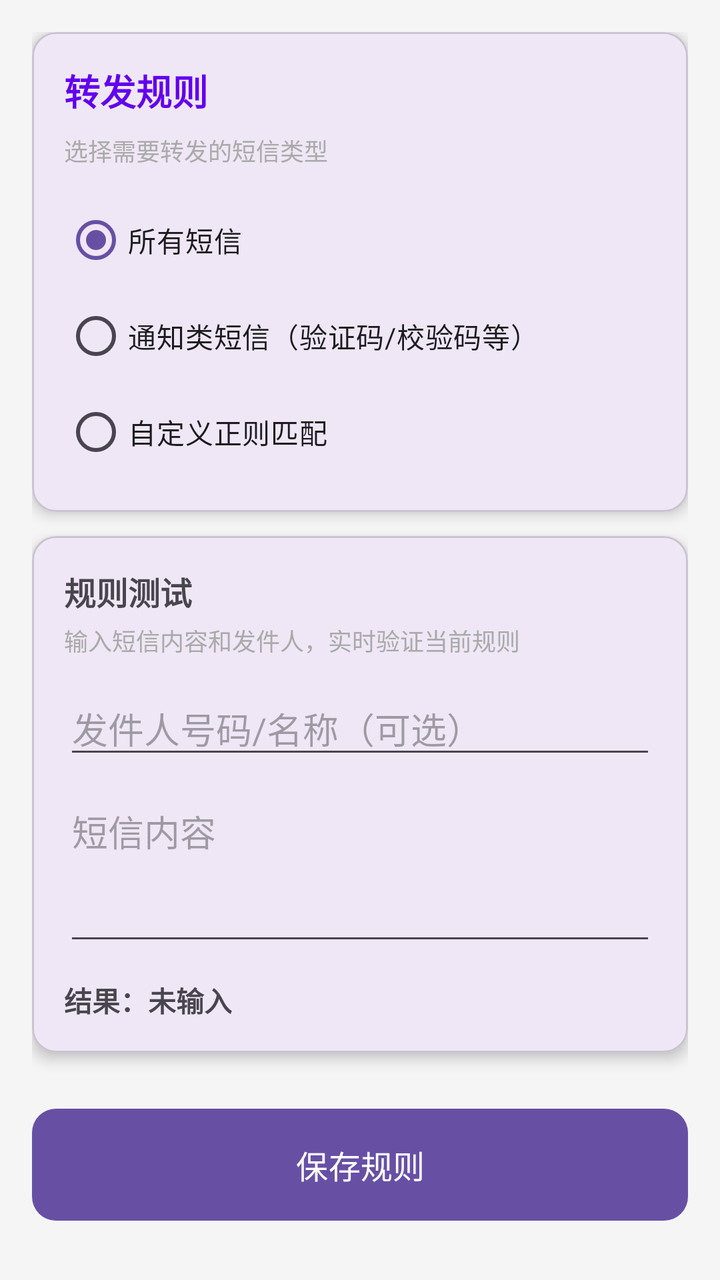
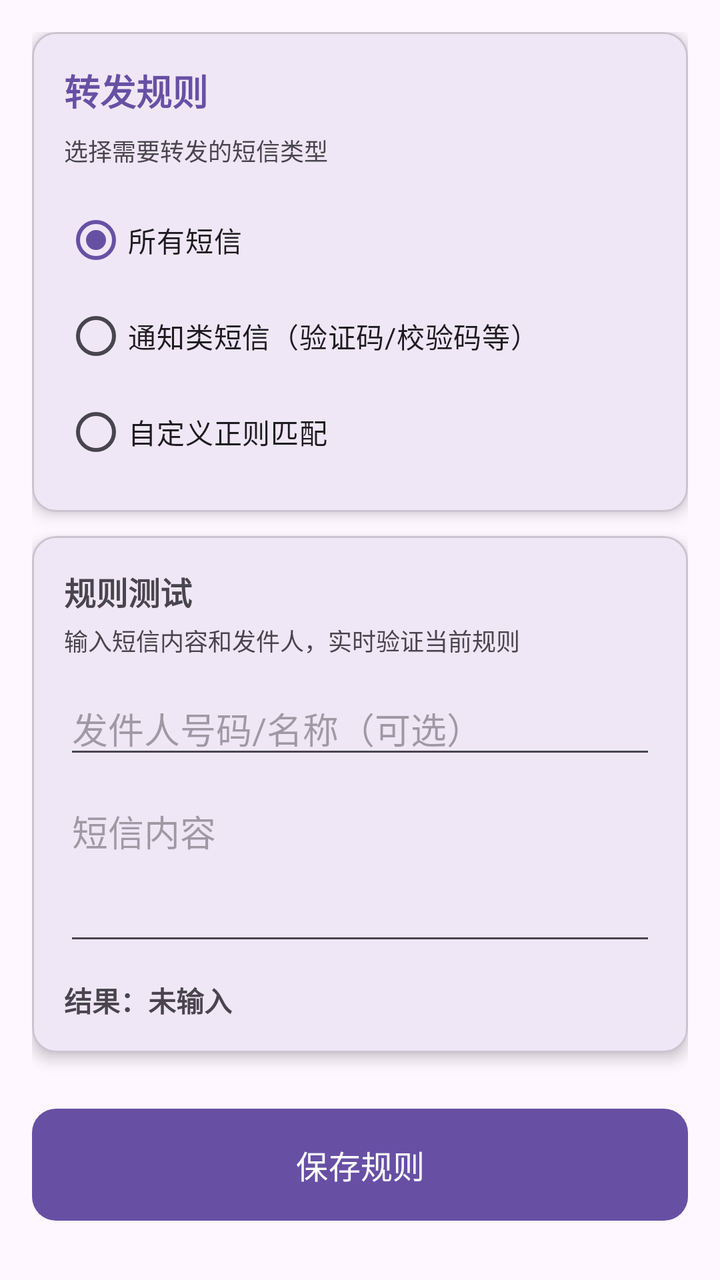

The first picture is an Android layout as it rendered before a commit; the second is the same layout after the commit. The layout source and the unified diff follow.
<!-- AndroidManifest.xml: application theme Theme.MessageToMail -->
<!-- res/layout/activity_filter_rule.xml -->
<?xml version="1.0" encoding="utf-8"?>
<ScrollView xmlns:android="http://schemas.android.com/apk/res/android"
    xmlns:app="http://schemas.android.com/apk/res-auto"
    android:layout_width="match_parent"
    android:layout_height="match_parent"
    android:fillViewport="true"
    android:background="#F5F5F5">

    <LinearLayout
        android:layout_width="match_parent"
        android:layout_height="wrap_content"
        android:orientation="vertical"
        android:padding="16dp">

        <com.google.android.material.card.MaterialCardView
            android:layout_width="match_parent"
            android:layout_height="wrap_content"
            app:cardCornerRadius="12dp"
            app:cardElevation="4dp">

            <LinearLayout
                android:layout_width="match_parent"
                android:layout_height="wrap_content"
                android:orientation="vertical"
                android:padding="16dp">

                <TextView
                    android:layout_width="wrap_content"
                    android:layout_height="wrap_content"
                    android:text="转发规则"
                    android:textSize="18sp"
                    android:textStyle="bold"
                    android:textColor="@color/purple_500" />

                <TextView
                    android:layout_width="wrap_content"
                    android:layout_height="wrap_content"
                    android:layout_marginTop="8dp"
                    android:text="选择需要转发的短信类型"
                    android:textSize="12sp"
                    android:textColor="@android:color/darker_gray" />

                <RadioGroup
                    android:id="@+id/rgFilterMode"
                    android:layout_width="match_parent"
                    android:layout_height="wrap_content"
                    android:layout_marginTop="12dp"
                    android:orientation="vertical">

                    <RadioButton
                        android:id="@+id/rbAll"
                        android:layout_width="wrap_content"
                        android:layout_height="wrap_content"
                        android:checked="true"
                        android:text="所有短信" />

                    <RadioButton
                        android:id="@+id/rbNotification"
                        android:layout_width="wrap_content"
                        android:layout_height="wrap_content"
                        android:text="通知类短信（验证码/校验码等）" />

                    <RadioButton
                        android:id="@+id/rbCustom"
                        android:layout_width="wrap_content"
                        android:layout_height="wrap_content"
                        android:text="自定义正则匹配" />
                </RadioGroup>

            </LinearLayout>
        </com.google.android.material.card.MaterialCardView>

        <com.google.android.material.card.MaterialCardView
            android:id="@+id/cardCustomRules"
            android:layout_width="match_parent"
            android:layout_height="wrap_content"
            android:layout_marginTop="12dp"
            android:visibility="gone"
            app:cardCornerRadius="12dp"
            app:cardElevation="4dp">

            <LinearLayout
                android:layout_width="match_parent"
                android:layout_height="wrap_content"
                android:orientation="vertical"
                android:padding="16dp">

                <TextView
                    android:layout_width="wrap_content"
                    android:layout_height="wrap_content"
                    android:text="自定义正则规则"
                    android:textSize="16sp"
                    android:textStyle="bold" />

                <TextView
                    android:layout_width="wrap_content"
                    android:layout_height="wrap_content"
                    android:layout_marginTop="4dp"
                    android:text="最多 10 条，短信正文匹配任意一条即转发"
                    android:textSize="12sp"
                    android:textColor="@android:color/darker_gray" />

                <TextView
                    android:id="@+id/tvRuleCount"
                    android:layout_width="wrap_content"
                    android:layout_height="wrap_content"
                    android:layout_marginTop="12dp"
                    android:text="已添加规则 (0/10)"
                    android:textSize="14sp"
                    android:textStyle="bold" />

                <LinearLayout
                    android:id="@+id/containerRules"
                    android:layout_width="match_parent"
                    android:layout_height="wrap_content"
                    android:layout_marginTop="8dp"
                    android:orientation="vertical" />

                <Button
                    android:id="@+id/btnAddRule"
                    android:layout_width="match_parent"
                    android:layout_height="wrap_content"
                    android:layout_marginTop="8dp"
                    android:text="添加规则" />

            </LinearLayout>
        </com.google.android.material.card.MaterialCardView>

        <com.google.android.material.card.MaterialCardView
            android:layout_width="match_parent"
            android:layout_height="wrap_content"
            android:layout_marginTop="12dp"
            app:cardCornerRadius="12dp"
            app:cardElevation="4dp">

            <LinearLayout
                android:layout_width="match_parent"
                android:layout_height="wrap_content"
                android:orientation="vertical"
                android:padding="16dp">

                <TextView
                    android:layout_width="wrap_content"
                    android:layout_height="wrap_content"
                    android:text="规则测试"
                    android:textSize="16sp"
                    android:textStyle="bold" />

                <TextView
                    android:layout_width="wrap_content"
                    android:layout_height="wrap_content"
                    android:layout_marginTop="4dp"
                    android:text="输入短信内容和发件人，实时验证当前规则"
                    android:textSize="12sp"
                    android:textColor="@android:color/darker_gray" />

                <EditText
                    android:id="@+id/etTestSender"
                    android:layout_width="match_parent"
                    android:layout_height="wrap_content"
                    android:layout_marginTop="12dp"
                    android:hint="发件人号码/名称（可选）"
                    android:inputType="text" />

                <EditText
                    android:id="@+id/etTestBody"
                    android:layout_width="match_parent"
                    android:layout_height="wrap_content"
                    android:layout_marginTop="8dp"
                    android:hint="短信内容"
                    android:inputType="textMultiLine"
                    android:minLines="3"
                    android:gravity="top" />

                <TextView
                    android:id="@+id/tvTestResult"
                    android:layout_width="wrap_content"
                    android:layout_height="wrap_content"
                    android:layout_marginTop="12dp"
                    android:text="结果：未输入"
                    android:textSize="14sp"
                    android:textStyle="bold" />
            </LinearLayout>
        </com.google.android.material.card.MaterialCardView>

        <com.google.android.material.button.MaterialButton
            android:id="@+id/btnSaveFilter"
            android:layout_width="match_parent"
            android:layout_height="64dp"
            android:layout_marginTop="24dp"
            android:text="保存规则"
            android:textSize="16sp"
            app:cornerRadius="12dp" />

    </LinearLayout>
</ScrollView>
<!-- resources referenced by this layout -->
<resources>
  <color name="purple_500">#FF6200EE</color>
  <style name="Theme.MessageToMail" parent="Base.Theme.MessageToMail" />
  <style name="Base.Theme.MessageToMail" parent="Theme.Material3.DayNight.NoActionBar">
          
          
      </style>
</resources>

<!-- the commit's change to res/layout/activity_filter_rule.xml (unified diff, before → after) -->
@@ -4,7 +4,7 @@
     android:layout_width="match_parent"
     android:layout_height="match_parent"
     android:fillViewport="true"
-    android:background="#F5F5F5">
+    android:background="?android:attr/colorBackground">
 
     <LinearLayout
         android:layout_width="match_parent"
@@ -30,7 +30,7 @@
                     android:text="转发规则"
                     android:textSize="18sp"
                     android:textStyle="bold"
-                    android:textColor="@color/purple_500" />
+                    android:textColor="?attr/colorPrimary" />
 
                 <TextView
                     android:layout_width="wrap_content"
@@ -38,7 +38,7 @@
                     android:layout_marginTop="8dp"
                     android:text="选择需要转发的短信类型"
                     android:textSize="12sp"
-                    android:textColor="@android:color/darker_gray" />
+                    android:textColor="?android:attr/textColorSecondary" />
 
                 <RadioGroup
                     android:id="@+id/rgFilterMode"
@@ -98,7 +98,7 @@
                     android:layout_marginTop="4dp"
                     android:text="最多 10 条，短信正文匹配任意一条即转发"
                     android:textSize="12sp"
-                    android:textColor="@android:color/darker_gray" />
+                    android:textColor="?android:attr/textColorSecondary" />
 
                 <TextView
                     android:id="@+id/tvRuleCount"
@@ -152,7 +152,7 @@
                     android:layout_marginTop="4dp"
                     android:text="输入短信内容和发件人，实时验证当前规则"
                     android:textSize="12sp"
-                    android:textColor="@android:color/darker_gray" />
+                    android:textColor="?android:attr/textColorSecondary" />
 
                 <EditText
                     android:id="@+id/etTestSender"
<!-- resource entries referenced after the edit -->
@@ -1,6 +1,5 @@
 <!-- resources referenced by this layout -->
 <resources>
-  <color name="purple_500">#FF6200EE</color>
   <style name="Theme.MessageToMail" parent="Base.Theme.MessageToMail" />
   <style name="Base.Theme.MessageToMail" parent="Theme.Material3.DayNight.NoActionBar">
           
